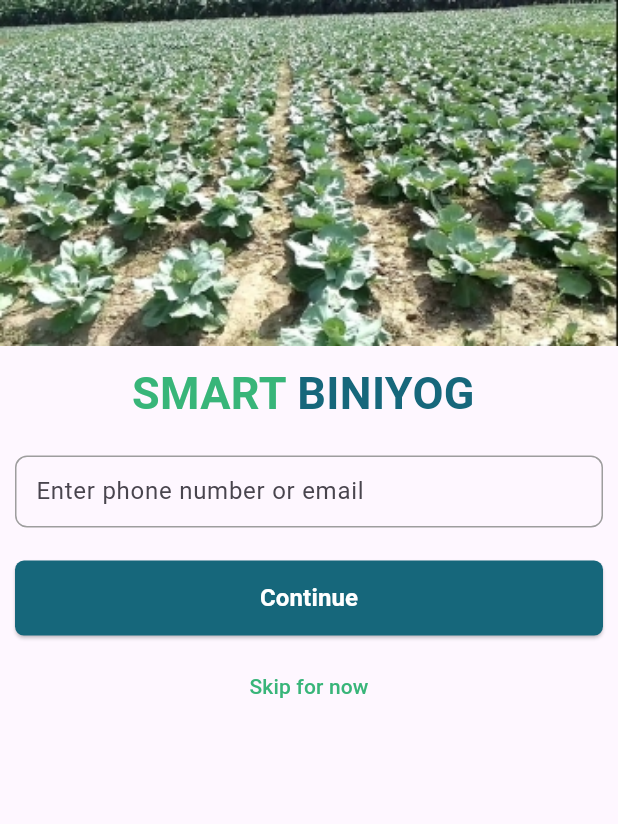
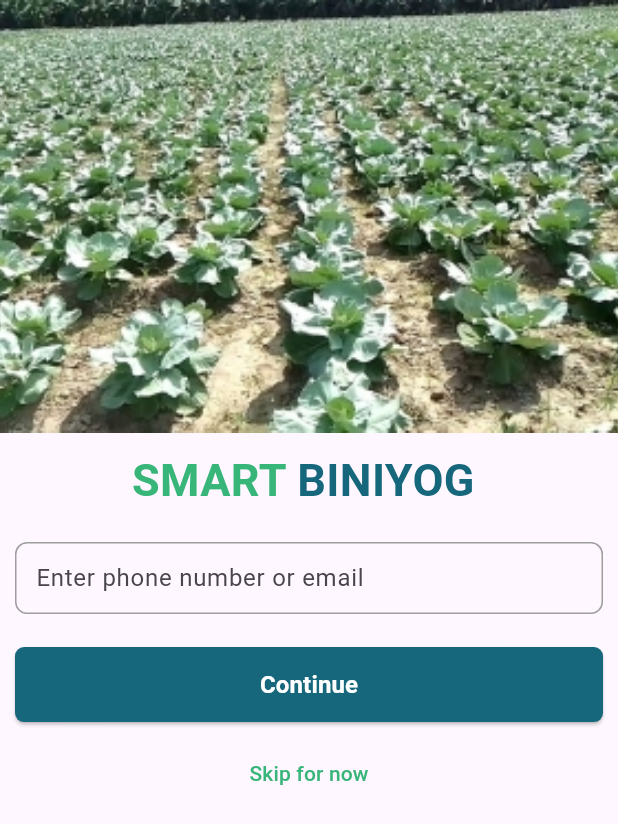
Before and after one commit to EngNomanMolla/Agro, a Flutter app: the screen it shows after launch, on a phone screen of 412 x 824 dp. Shown: the top 824 px of the screen. Run offline on Flutter 3.47's test engine with Material 3 defaults, Android fonts, the phone set to English and light mode, and no system bars; our stand-ins replace cached_network_image, carousel_slider, device_preview, fluttertoast, font_awesome_flutter, get and 7 more; missing offline and left inert: dart:ffi; accounts and stored records are empty; network calls fail.

```diff
--- a/correction.txt
+++ b/correction.txt
@@ -17,3 +17,7 @@ Agro Corrections
 15. Add ROI To project list tile
 16. After end blog contact us
 17. Change summary table
+
+
+-----------------
+All correction completed
--- a/lib/App/data/service/network_caller.dart
+++ b/lib/App/data/service/network_caller.dart
@@ -133,6 +133,7 @@ class NetworkUtils {
   Future<http.StreamedResponse> updateProfilePicture(String image) async {
     var headers = {
       "Content-Type": "application/json",
+      'Accept' : 'application/json',
       'Authorization': 'Bearer ${await AuthUtils.getAuthData()}',
     };
     var request =
@@ -141,6 +142,10 @@ class NetworkUtils {
     request.headers.addAll(headers);
 
     http.StreamedResponse response = await request.send();
+
+    final status = await http.Response.fromStream(response);
+
+    print(status.body);
 
     return response;
   }
--- a/lib/App/modules/screens/auth/views/logIn_page.dart
+++ b/lib/App/modules/screens/auth/views/logIn_page.dart
@@ -25,23 +25,24 @@ class LogInSreen extends GetView<LogInScreenController> {
       resizeToAvoidBottomInset: false,
       body: Form(
         key: _formKey,
+        child: SingleChildScrollView(
           child: Column(
             children: [
-            GetBuilder<LogInScreenController>(builder: (loginScreenController) {
+              GetBuilder<LogInScreenController>(
+                  builder: (loginScreenController) {
                 return Container(
                   width: double.infinity,
                   child: Center(
                     child: Image.asset(
                       'assets/images/demo_pic.jpg',
                       width: double.infinity,
-                    fit: BoxFit.fill,
+                      height: MediaQuery.sizeOf(context).height * .35,
+                      fit: BoxFit.cover,
                     ),
                   ),
                 );
               }),
-
-            Expanded(
-              child: Padding(
+              Padding(
                 padding: const EdgeInsets.all(10.0),
                 child: Column(
                   children: [
@@ -121,17 +122,20 @@ class LogInSreen extends GetView<LogInScreenController> {
                               );
                               print(result);
 
-                              final emailRegex = RegExp(r'^[\w-\.]+@([\w-]+\.)+[\w-]{2,4}$');
-                              final bool isEmail = emailRegex.hasMatch(_emailETController.text);
+                              final emailRegex =
+                                  RegExp(r'^[\w-\.]+@([\w-]+\.)+[\w-]{2,4}$');
+                              final bool isEmail =
+                                  emailRegex.hasMatch(_emailETController.text);
 
-                              if (result != null && result['status'] == 'true') {
+                              if (result != null &&
+                                  result['status'] == 'true') {
                                 Get.toNamed(RouteNames.phnEmailOtpScreen,
                                     arguments: {
                                       'email': _emailETController.text.trim(),
-                                      'is_email' : isEmail,
+                                      'is_email': isEmail,
                                     });
-                                showSnackBarMessage(
-                                    context, 'OTP sent to the ${isEmail ? 'email address' : 'phone number'}');
+                                showSnackBarMessage(context,
+                                    'OTP sent to the ${isEmail ? 'email address' : 'phone number'}');
                               } else {
                                 // showSnackBarMessage(
                                 //     context, 'OTP sent failed. Try again.', true);
@@ -212,9 +216,9 @@ class LogInSreen extends GetView<LogInScreenController> {
                     //
                   ],
                 ),
-              ),
               )
             ],
+          ),
         ),
       ),
     );
--- a/lib/App/modules/screens/auth/views/phn_email_otpverify_page.dart
+++ b/lib/App/modules/screens/auth/views/phn_email_otpverify_page.dart
@@ -132,8 +132,9 @@ class _PhnEmailOtpVerifyScreenState extends State<PhnEmailOtpVerifyScreen> {
                       height: 8,
                     ),
                     PinCodeTextField(
+                      keyboardType: TextInputType.phone,
                       inputFormatters: [
-                        FilteringTextInputFormatter.digitsOnly
+                        FilteringTextInputFormatter.digitsOnly,
                       ],
                       controller: _otpPinETController,
                       length: 5,
--- a/lib/App/modules/screens/personal_info/controlar/personal_controller.dart
+++ b/lib/App/modules/screens/personal_info/controlar/personal_controller.dart
@@ -48,7 +48,7 @@ class PersonalInfoGetController extends GetxController{
 
   updateProfilePicture () async {
     final response = await NetworkUtils().updateProfilePicture(selected.value.path);
-
+    print(response.reasonPhrase);
     if (response.statusCode == 200) {
       showSnackBarMessage(Get.context!, 'Profile picture updated');
     } else {
--- a/lib/App/modules/screens/summary_page.dart
+++ b/lib/App/modules/screens/summary_page.dart
@@ -68,7 +68,7 @@ class _SummaryScreenState extends State<SummaryScreen> {
                       _buildTableRow('Investment Time', '${widget.project.investmentTime} Days Left'),
                       _buildTableRow('Minimum Invest', '${widget.project.minInvestment} Tk'),
                       _buildTableRow('Profit ROI',widget.project.returnMin.toString() + '%' +' - '+ widget.project.returnMax.toString() + '%'),
-                      _buildTableRow('Profit Type', widget.project.profitType ?? 'No Data'),
+                      _buildTableRow('Profit Return Type', widget.project.profitType ?? 'No Data'),
                       _buildTableRow('Project Location', widget.project.place ?? 'No Data'),
                       _buildTableRow('Project Status', widget.project.statusName ?? 'No Data'),
                     ],
```
Also changed, not shown: lib/App/data/model/dashboard_model.dart (+4 -4 lines), lib/App/modules/screens/change_nominee/views/change_nominee.dart (+13 -0 lines), lib/App/modules/screens/profit_simulation/views/profit_simu_page.dart (+20 -9 lines), lib/App/modules/screens/project/views/components/projects_section_widget.dart (+14 -5 lines), lib/main.dart (+7 -11 lines). Lines whose indentation alone changed are shown as unchanged.
